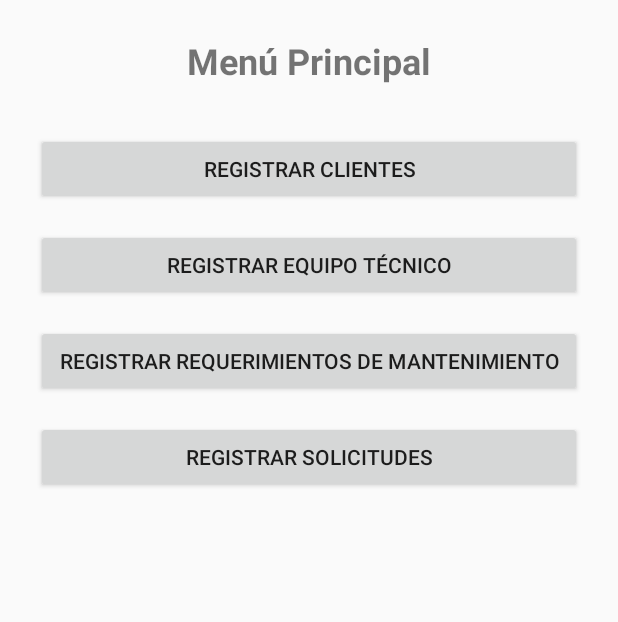
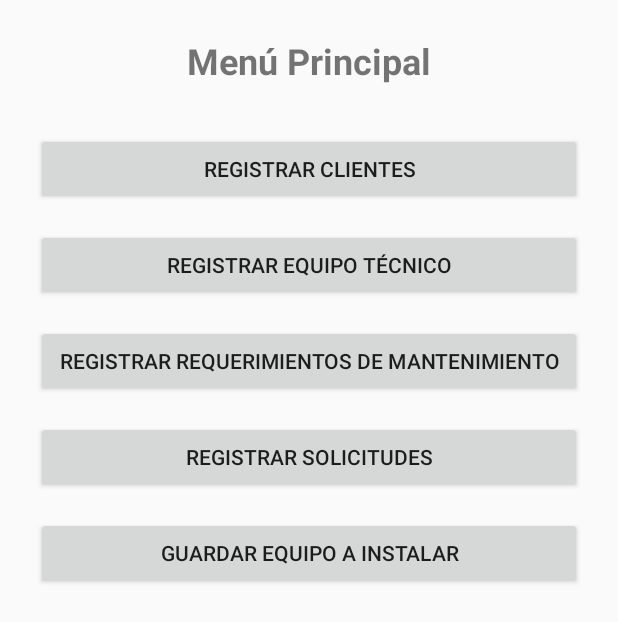
Before and after one commit to Jtoscanoa/BasculasyServicios, an Android app: the screen it shows after launch (MenuActivity), on a phone screen of 412 x 824 dp. Shown: the top 622 px of the screen. Run offline under Robolectric (Android 15) with nearby library versions, the phone set to English and light mode, and no system bars.

Commit message:
Implement new button and activity for Guardar Equipo a Instalar
Co-authored-by: fhurtadoa <166963195+fhurtadoa@users.noreply.github.com>

```diff
--- a/ProyectoByS/app/src/main/AndroidManifest.xml
+++ b/ProyectoByS/app/src/main/AndroidManifest.xml
@@ -50,5 +50,8 @@
         <activity android:name=".RegisterMaintenanceRequirementsActivity">
             <!-- Puedes agregar otros filtros de intent si es necesario -->
         </activity>
+        <activity android:name=".GuardarEquipoAInstalarActivity">
+            <!-- Nueva actividad para guardar equipo a instalar -->
+        </activity>
     </application>
 </manifest>
--- a/ProyectoByS/app/src/main/java/com/puropoo/proyectobys/MenuActivity.java
+++ b/ProyectoByS/app/src/main/java/com/puropoo/proyectobys/MenuActivity.java
@@ -11,6 +11,7 @@ public class MenuActivity extends AppCompatActivity {
     Button btnRegisterClient, btnViewClients, btnRegisterTeam;
     Button btnRegisterRequirements, btnRegisterEquipment, btnRegisterSecondVisit;
     Button btnRegisterRequests;  // Nuevo botón para "Registrar Solicitudes"
+    Button btnGuardarEquipoAInstalar;  // Nuevo botón para "Guardar Equipo a Instalar"
 
     @Override
     protected void onCreate(Bundle savedInstanceState) {
@@ -25,6 +26,7 @@ public class MenuActivity extends AppCompatActivity {
         btnRegisterEquipment = findViewById(R.id.btnRegisterEquipment);
         btnRegisterSecondVisit = findViewById(R.id.btnRegisterSecondVisit);
         btnRegisterRequests = findViewById(R.id.btnRegisterRequests);  // Botón para "Registrar Solicitudes"
+        btnGuardarEquipoAInstalar = findViewById(R.id.btnGuardarEquipoAInstalar);  // Botón para "Guardar Equipo a Instalar"
 
         // Configura el botón de "Registrar Solicitudes"
         btnRegisterRequests.setOnClickListener(v -> {
@@ -64,5 +66,11 @@ public class MenuActivity extends AppCompatActivity {
             Intent intent = new Intent(MenuActivity.this, RegisterSecondVisitActivity.class);
             startActivity(intent);
         });
+
+        // Configura el botón de "Guardar Equipo a Instalar"
+        btnGuardarEquipoAInstalar.setOnClickListener(v -> {
+            Intent intent = new Intent(MenuActivity.this, GuardarEquipoAInstalarActivity.class);
+            startActivity(intent);
+        });
     }
 }
--- a/ProyectoByS/app/src/main/res/layout/activity_menu.xml
+++ b/ProyectoByS/app/src/main/res/layout/activity_menu.xml
@@ -69,6 +69,13 @@
         android:layout_height="wrap_content"
         android:layout_marginBottom="16dp"/>
 
+    <Button
+        android:id="@+id/btnGuardarEquipoAInstalar"
+        android:text="Guardar Equipo a Instalar"
+        android:layout_width="match_parent"
+        android:layout_height="wrap_content"
+        android:layout_marginBottom="16dp"/>
+
     <Spinner
         android:id="@+id/spinnerClients"
         android:layout_width="match_parent"
```
Also changed, not shown: ProyectoByS/app/src/main/java/com/puropoo/proyectobys/GuardarEquipoAInstalarActivity.java (added, +13 -0 lines), ProyectoByS/app/src/main/res/layout/activity_guardar_equipo_a_instalar.xml (added, +17 -0 lines).
